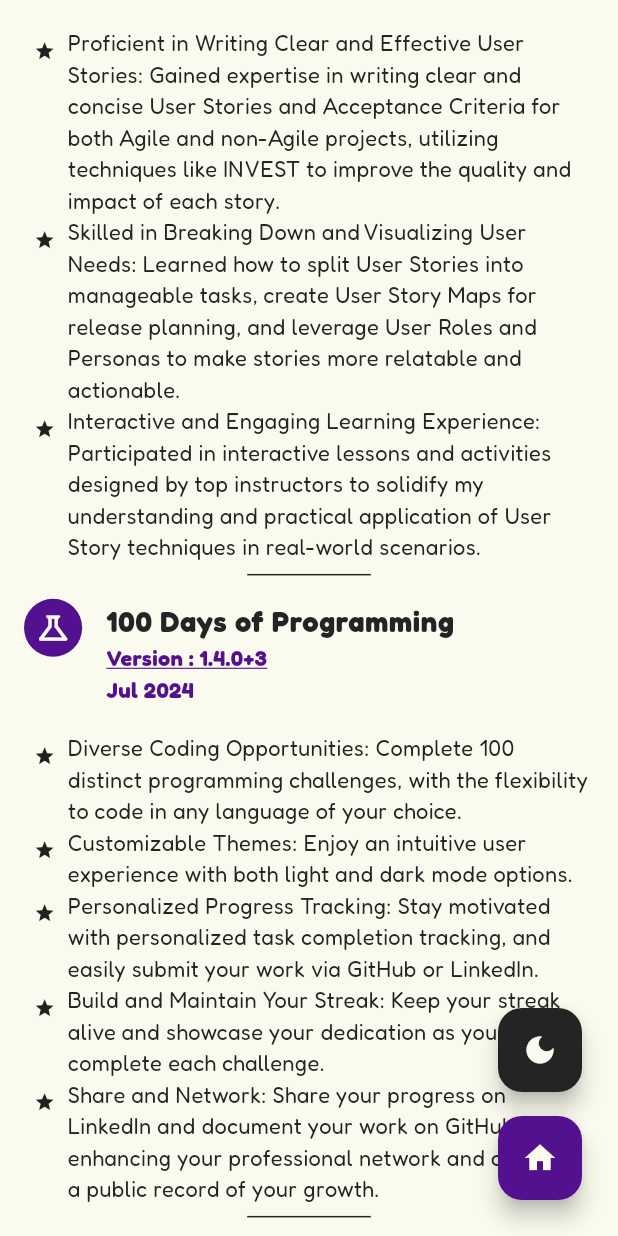
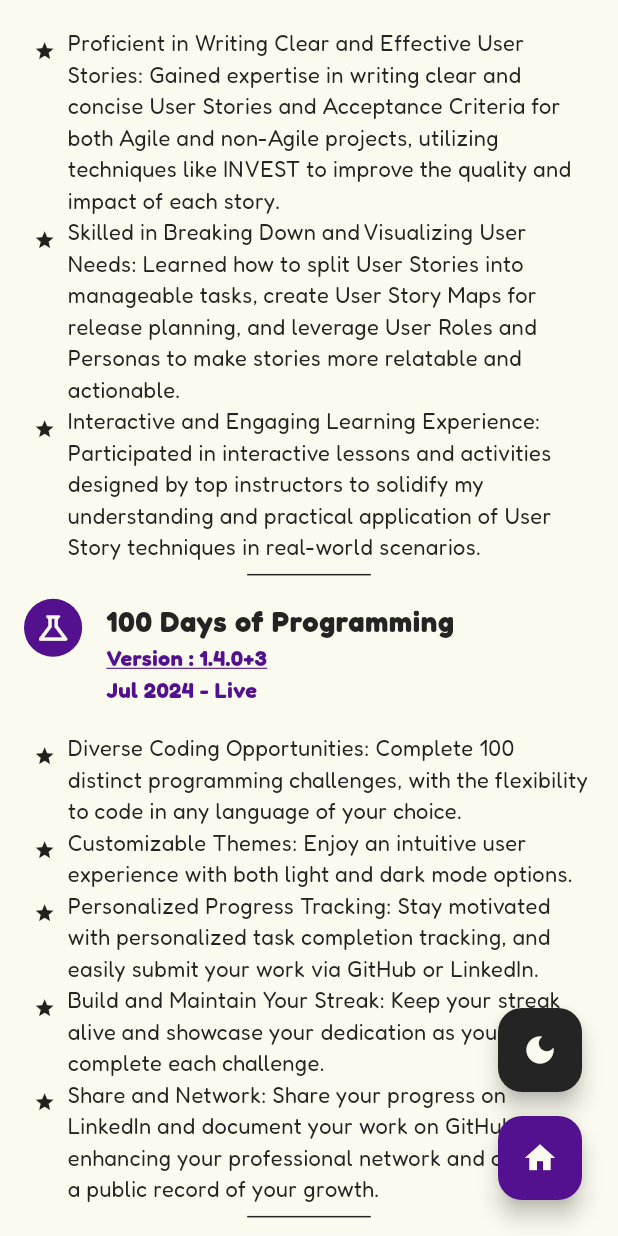
Before and after one commit to sanjay-rb/sanjay-rb.github.io, a Flutter app: the screen it shows after launch, scrolled down 576 dp, on a phone screen of 412 x 824 dp. Run offline on Flutter 3.47's test engine with Material 3 defaults, Android fonts, the phone set to English and light mode, and no system bars; drawn by our look-alikes of flutter_animate; our stand-ins replace get, google_fonts, url_strategy.

Commit message:
Add endDate to project constants and update timeline display to show 'Live' status

```diff
--- a/lib/app/constants/project_constant.dart
+++ b/lib/app/constants/project_constant.dart
@@ -6,6 +6,7 @@ List<TimelineModel> project = [
     title: "100 Days of Programming",
     subTitle: "Version : 1.4.0+3",
     date: DateTime(2024, 07, 21),
+    endDate: DateTime.now(),
     type: TimelineTypeConstant.project,
     link:
         "https://play.google.com/store/apps/details?id=com.sanjoke.hundred_days_of_programming",
@@ -21,6 +22,7 @@ List<TimelineModel> project = [
     title: "My Personal Portfolio",
     subTitle: "Version : 2.1.3+3",
     date: DateTime(2023, 03, 09),
+    endDate: DateTime.now(),
     type: TimelineTypeConstant.project,
     link: "https://sanjay-rb.github.io/",
     points: [
@@ -32,6 +34,7 @@ List<TimelineModel> project = [
     title: "Loga Parameshwari Temple",
     subTitle: "Version : 2.13.15+24",
     date: DateTime(2021, 05, 27),
+    endDate: DateTime.now(),
     type: TimelineTypeConstant.project,
     link:
         "https://play.google.com/store/apps/details?id=com.sanjoke.loga_parameshwari",
@@ -50,6 +53,7 @@ List<TimelineModel> project = [
     title: "100 Days of Flutter",
     subTitle: "Version : 1.2.7+5",
     date: DateTime(2021, 02, 17),
+    endDate: DateTime.now(),
     type: TimelineTypeConstant.project,
     link:
         "https://play.google.com/store/apps/details?id=com.sanjoke.hundred_days_of_flutter",
--- a/lib/app/modules/home/views/timeline_widget.dart
+++ b/lib/app/modules/home/views/timeline_widget.dart
@@ -81,7 +81,7 @@ class TimelineWidget extends GetWidget<HomeController> {
                               ),
                             ),
                             Text(
-                              "${DateFormat.yMMM().format(controller.timeline[index].date!)} ${controller.timeline[index].endDate == null ? "" : (controller.timeline[index].endDate!.month == DateTime.now().month && controller.timeline[index].endDate!.year == DateTime.now().year) ? '- Present' : "- ${DateFormat.yMMM().format(controller.timeline[index].endDate!)}"}",
+                              "${DateFormat.yMMM().format(controller.timeline[index].date!)} ${controller.timeline[index].endDate == null ? "" : (controller.timeline[index].endDate!.month == DateTime.now().month && controller.timeline[index].endDate!.year == DateTime.now().year) ? '- Live' : "- ${DateFormat.yMMM().format(controller.timeline[index].endDate!)}"}",
                               textAlign: TextAlign.start,
                               style: GoogleFonts.fredoka().copyWith(
                                 fontSize: ResponsiveService.width(context, 15),
@@ -225,7 +225,7 @@ class TimelineWidget extends GetWidget<HomeController> {
                                 ),
                               ),
                               Text(
-                                "${DateFormat.yMMM().format(controller.timeline[index].date!)} ${controller.timeline[index].endDate == null ? "" : (controller.timeline[index].endDate!.month == DateTime.now().month && controller.timeline[index].endDate!.year == DateTime.now().year) ? '- Present' : "- ${DateFormat.yMMM().format(controller.timeline[index].endDate!)}"}",
+                                "${DateFormat.yMMM().format(controller.timeline[index].date!)} ${controller.timeline[index].endDate == null ? "" : (controller.timeline[index].endDate!.month == DateTime.now().month && controller.timeline[index].endDate!.year == DateTime.now().year) ? '- Live' : "- ${DateFormat.yMMM().format(controller.timeline[index].endDate!)}"}",
                                 textAlign: TextAlign.start,
                                 style: GoogleFonts.fredoka().copyWith(
                                   fontSize:
```
